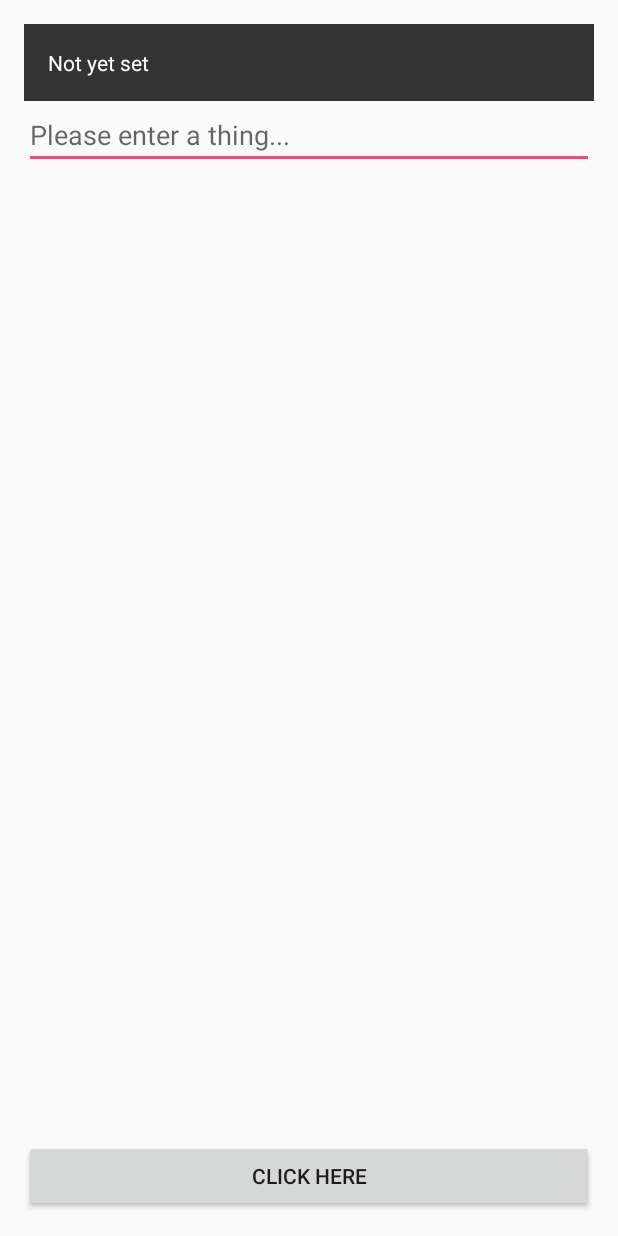
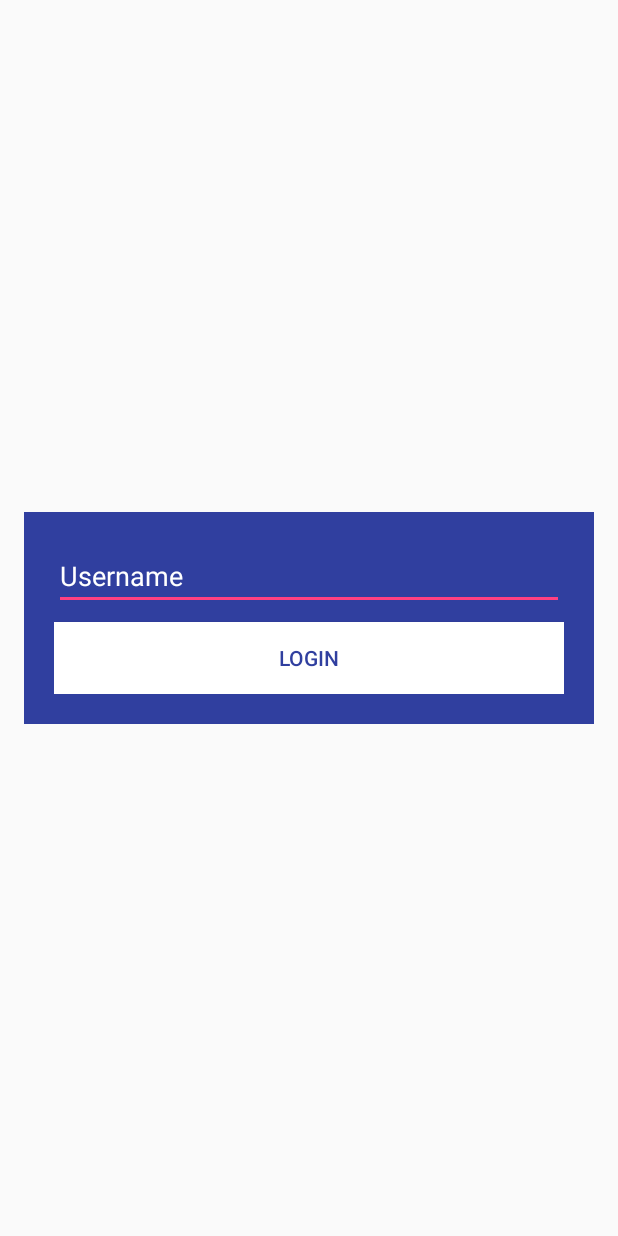
Before and after one commit to lfallo1/AndroidActivityLifecycleDemo, an Android app: the screen it shows after launch (MainActivity before the commit, LoginActivity after it), on a phone screen of 412 x 824 dp. Run offline under Robolectric (Android 15) with nearby library versions, the phone set to English and light mode, and no system bars.

Commit message:
intent flags. login/logout simulation. home screen. dealing with backstack

```diff
--- a/app/src/main/java/com/training/lfallon/activitylifecycle1/BaseActivity.java
+++ b/app/src/main/java/com/training/lfallon/activitylifecycle1/BaseActivity.java
@@ -1,10 +1,13 @@
 package com.training.lfallon.activitylifecycle1;
 
+import android.content.Intent;
 import android.os.Bundle;
 import android.support.v7.app.AppCompatActivity;
 import android.util.Log;
 
 public abstract class BaseActivity extends AppCompatActivity {
+
+    public static Boolean isLoggedIn = false;
 
     private String tag;
 
@@ -12,6 +15,13 @@ public abstract class BaseActivity extends AppCompatActivity {
     protected void onCreate(Bundle savedInstanceState) {
         super.onCreate(savedInstanceState);
         tag = getClass().getSimpleName();
+        if(!isLoggedIn && getClass() != LoginActivity.class){
+            Log.e(tag, "-- onCreaate being replaced with LoginActivity");
+            startActivity(new Intent(this, LoginActivity.class));
+            finish(); //finish activity that launched current activity
+            return;
+        }
+
         Log.e(tag, "--- OnCreate");
     }
 
--- /dev/null
+++ b/app/src/main/java/com/training/lfallon/activitylifecycle1/LoginActivity.java
@@ -0,0 +1,34 @@
+package com.training.lfallon.activitylifecycle1;
+
+import android.content.Intent;
+import android.support.v7.app.AppCompatActivity;
+import android.os.Bundle;
+import android.view.View;
+import android.widget.EditText;
+
+public class LoginActivity extends BaseActivity {
+
+    public static final String EXTRA_USERNAME = "EXTRA_USERNAME";
+    private EditText usernameTextBox;
+    private View loginButton;
+
+    @Override
+    protected void onCreate(Bundle savedInstanceState) {
+        super.onCreate(savedInstanceState);
+        setContentView(R.layout.activity_login);
+
+        usernameTextBox = (EditText)findViewById(R.id.activity_login_username);
+        loginButton = findViewById(R.id.activity_login_loginButton);
+        loginButton.setOnClickListener(new View.OnClickListener() {
+            @Override
+            public void onClick(View v) {
+                String username = usernameTextBox.getText().toString();
+                Intent intent = new Intent(LoginActivity.this, MainActivity.class);
+                intent.putExtra(EXTRA_USERNAME, username);
+                BaseActivity.isLoggedIn = true;
+                startActivity(intent);
+                finish(); //remove login activity from back stack
+            }
+        });
+    }
+}
--- a/app/src/main/java/com/training/lfallon/activitylifecycle1/MainActivity.java
+++ b/app/src/main/java/com/training/lfallon/activitylifecycle1/MainActivity.java
@@ -6,11 +6,15 @@ import android.view.View;
 import android.widget.EditText;
 import android.widget.TextView;
 
+import org.w3c.dom.Text;
+
 public class MainActivity extends BaseActivity implements View.OnClickListener{
 
     private View button;
     private TextView textView;
     private EditText input;
+    private TextView welcomeText;
+    private View logout;
 
     private int counter = 0;
     public static final int REQUEST_SELECT_CONTACT = 1;
@@ -22,10 +26,14 @@ public class MainActivity extends BaseActivity implements View.OnClickListener{
         setContentView(R.layout.activity_main);
 
         button = findViewById(R.id.activity_main_button);
+        logout = findViewById(R.id.activity_main_logoutButton);
         textView = (TextView)findViewById(R.id.activity_main_text);
         input = (EditText)findViewById(R.id.activity_main_editText);
+        welcomeText = (TextView)findViewById(R.id.activity_main_welcomeText);
+        welcomeText.setText("Welcome, " + getIntent().getStringExtra(LoginActivity.EXTRA_USERNAME));
 
         button.setOnClickListener(this);
+        logout.setOnClickListener(this);
     }
 
     @Override
@@ -34,6 +42,16 @@ public class MainActivity extends BaseActivity implements View.OnClickListener{
             Intent intent = new Intent(this, SelectContactActivity.class);
             intent.putExtra(SelectContactActivity.EXTRA_TITLE, input.getText().toString());
             startActivityForResult(intent, REQUEST_SELECT_CONTACT);
+        }
+        else if(v.getId() == R.id.activity_main_logoutButton){
+
+            //perform logic to logout
+            BaseActivity.isLoggedIn = false;
+
+            //launch the login activity
+            Intent intent = new Intent(this, LoginActivity.class);
+            intent.setFlags(Intent.FLAG_ACTIVITY_NEW_TASK | Intent.FLAG_ACTIVITY_CLEAR_TASK); //clear entire back stack
+            startActivity(intent);
         }
     }
 
--- /dev/null
+++ b/app/src/main/res/layout/activity_login.xml
@@ -0,0 +1,41 @@
+<?xml version="1.0" encoding="utf-8"?>
+<RelativeLayout xmlns:android="http://schemas.android.com/apk/res/android"
+    xmlns:tools="http://schemas.android.com/tools"
+    android:layout_width="match_parent"
+    android:layout_height="match_parent"
+    android:paddingBottom="@dimen/activity_vertical_margin"
+    android:paddingLeft="@dimen/activity_horizontal_margin"
+    android:paddingRight="@dimen/activity_horizontal_margin"
+    android:paddingTop="@dimen/activity_vertical_margin"
+    tools:context="com.training.lfallon.activitylifecycle1.LoginActivity">
+
+    <LinearLayout
+        android:layout_width="match_parent"
+        android:layout_height="wrap_content"
+        android:padding="20dp"
+        android:layout_centerInParent="true"
+        android:orientation="vertical"
+        android:background="@color/colorPrimaryDark"
+        android:layout_marginBottom="8dp">
+
+        <EditText
+            android:layout_width="match_parent"
+            android:layout_height="wrap_content"
+            android:hint="Username"
+            android:textColorHint="#ffffff"
+            android:textColor="#ffffff"
+            android:inputType="text"
+            android:layout_marginBottom="8dp"
+            android:id="@+id/activity_login_username"/>
+
+        <Button
+            android:layout_width="match_parent"
+            android:layout_height="wrap_content"
+            android:text="Login"
+            android:textColor="@color/colorPrimaryDark"
+            android:background="#ffffff"
+            android:id="@+id/activity_login_loginButton"/>
+
+    </LinearLayout>
+
+</RelativeLayout>
--- a/app/src/main/res/layout/activity_search_contact.xml
+++ b/app/src/main/res/layout/activity_search_contact.xml
@@ -28,4 +28,10 @@
         android:text="Cancel"
         android:id="@+id/activity_search_contact_cancelButton"/>
 
+    <Button
+        android:layout_width="match_parent"
+        android:layout_height="wrap_content"
+        android:text="Go to Main Activity"
+        android:id="@+id/activity_search_contact_mainActivityButton"/>
+
 </LinearLayout>
```
Also changed, not shown: app/src/main/AndroidManifest.xml (+5 -2 lines), app/src/main/java/com/training/lfallon/activitylifecycle1/SearchContactActivity.java (+10 -1 lines), app/src/main/res/layout/activity_main.xml (+19 -3 lines).
